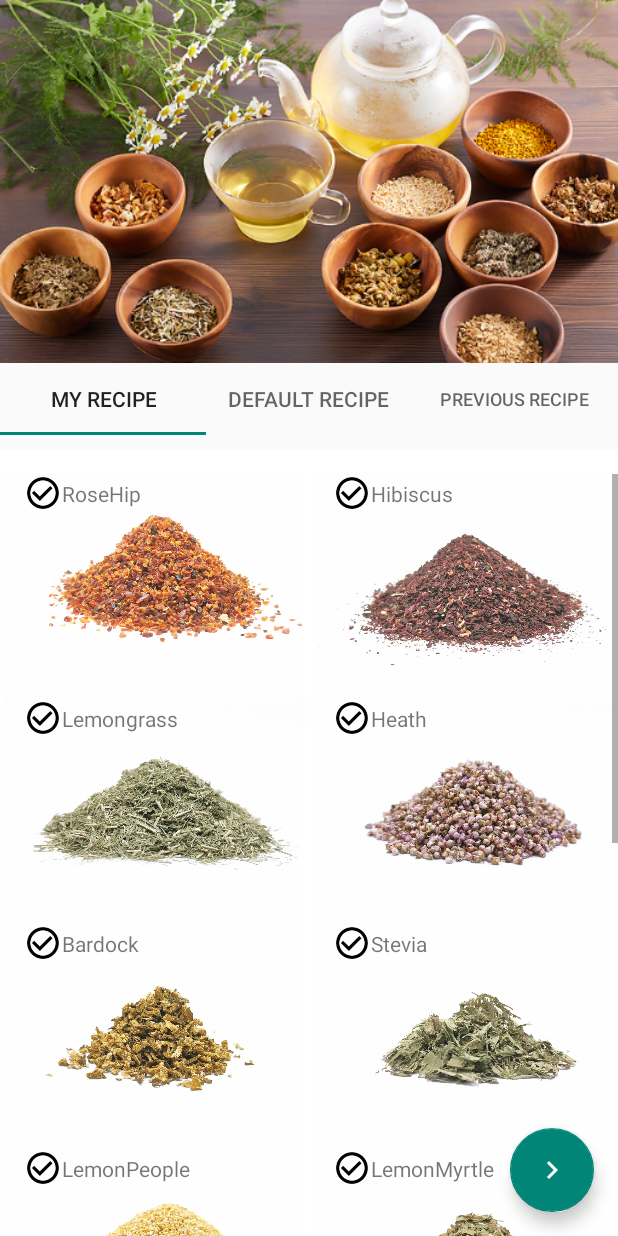
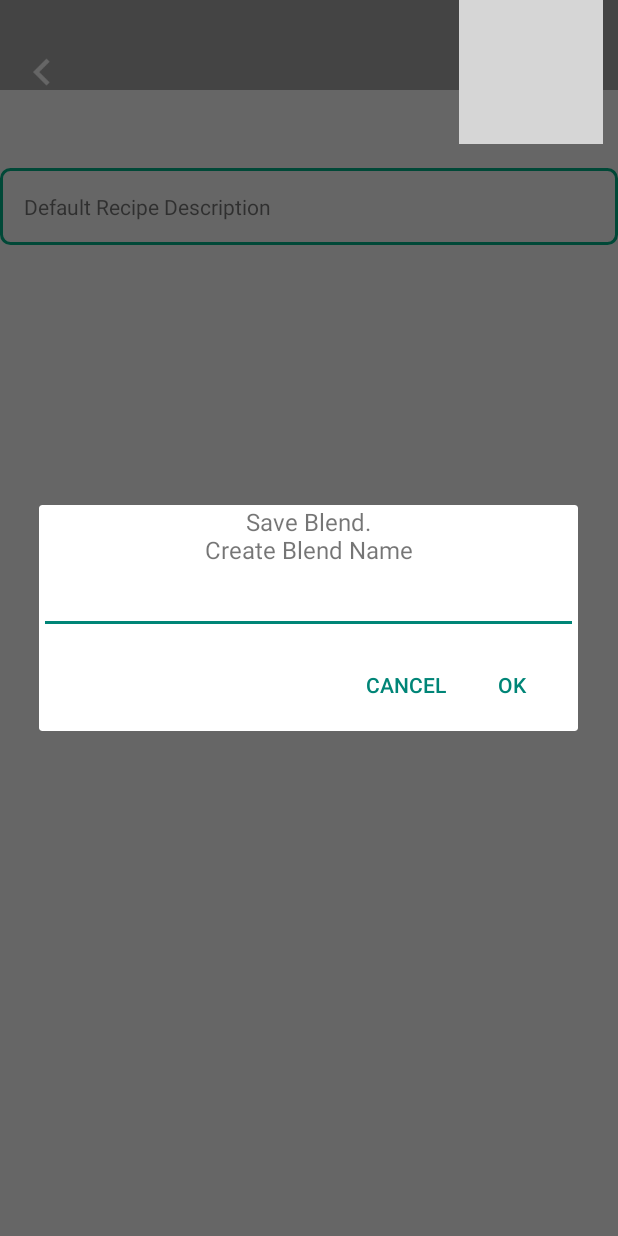
Before and after one commit to tadashi0701/ohanacha, an Android app: the fragment BlendAmountFragment placed in its activity, after a tap on an icon or button, on a phone screen of 412 x 824 dp. Run offline under Robolectric (Android 15) with nearby library versions, the phone set to English and light mode, and no system bars; our stand-ins replace Dagger/Hilt's generated code, Room's generated code; grey boxes are pictures that could not be loaded.

Commit message:
ブレンド名のダイアログ実装

```diff
--- a/app/build.gradle
+++ b/app/build.gradle
@@ -52,4 +52,5 @@ dependencies {
     implementation "androidx.room:room-runtime:$room_version"
     kapt "androidx.room:room-compiler:$room_version"
     implementation "androidx.room:room-ktx:$room_version"
+    implementation 'com.google.android.gms:play-services-ads-lite:19.0.1'
 }
--- a/app/src/main/java/com/monoprogram/myblend/presentation/top/blend/MyRecipeViewModel.kt
+++ b/app/src/main/java/com/monoprogram/myblend/presentation/top/blend/MyRecipeViewModel.kt
@@ -105,7 +105,7 @@ class MyRecipeViewModel : ViewModel() {
         }
     }
 
-    fun onClickedSave(herbList: List<String>, valueList: List<Int>) {
+    fun onClickedSave(herbList: List<String>, valueList: List<Int>, blendName: String) {
         val herb = herbList.joinToString(",")
         val value = valueList.joinToString(",")
         CoroutineScope(Dispatchers.Main).launch {
@@ -117,7 +117,7 @@ class MyRecipeViewModel : ViewModel() {
                 blendDao.insert(
                     Blend(
                         0,
-                        "test_" + blendDao.getAll().size,
+                        blendName,
                         herb,
                         value,
                         0,
--- a/app/src/main/java/com/monoprogram/myblend/presentation/top/blend/amount/BlendAmountFragment.kt
+++ b/app/src/main/java/com/monoprogram/myblend/presentation/top/blend/amount/BlendAmountFragment.kt
@@ -1,9 +1,14 @@
 package com.monoprogram.myblend.presentation.top.blend.amount
 
+import android.app.AlertDialog
+import android.content.DialogInterface
 import android.os.Bundle
+import android.view.Gravity
 import android.view.LayoutInflater
 import android.view.View
 import android.view.ViewGroup
+import android.widget.EditText
+import android.widget.TextView
 import androidx.fragment.app.Fragment
 import androidx.lifecycle.Observer
 import androidx.lifecycle.ViewModelProviders
@@ -61,11 +66,27 @@ class BlendAmountFragment : Fragment() {
 
         // ブレンド保存ボタン
         binding.btnComp.setOnClickListener {
-            viewModel.onClickedSave(herbList, valueList)
-            // ブレンド量調整の画面を削除する
-            activity?.supportFragmentManager?.beginTransaction()?.remove(this)?.commit()
-            // トップ画面を更新する
-            activity?.supportFragmentManager?.beginTransaction()?.replace(R.id.container,TopFragment())?.commit()
+
+            // ブレンド名の付与ダイアログ
+            AlertDialog.Builder(activity).let {
+                val title = TextView(activity)
+                val edit = EditText(activity)
+                title.gravity = Gravity.CENTER
+                title.textSize = 16F
+                title.setText(getString(R.string.msg_blend_save))
+                it.setCustomTitle(title)
+                it.setView(edit)
+                it.setNegativeButton("CANCEL", null)
+                it.setPositiveButton("OK", DialogInterface.OnClickListener { _, _ ->
+                    viewModel.onClickedSave(herbList, valueList, edit.text.toString())
+                    // ブレンド量調整の画面を削除する
+                    activity?.supportFragmentManager?.beginTransaction()?.remove(this)?.commit()
+                    // トップ画面を更新する
+                    activity?.supportFragmentManager?.beginTransaction()
+                        ?.replace(R.id.container, TopFragment())?.commit()
+                })
+                it.show()
+            }
         }
     }
 
--- a/app/src/main/res/values/strings.xml
+++ b/app/src/main/res/values/strings.xml
@@ -21,4 +21,5 @@
     <string name="Raspberry">Raspberry</string>
     <string name="LemonVerbena">LemonVerbena</string>
     <string name="DandyLion">DandyLion</string>
+    <string name="msg_blend_save">Save Blend.\nCreate Blend Name</string>
 </resources>
```
Also changed, not shown: 1 other file.
